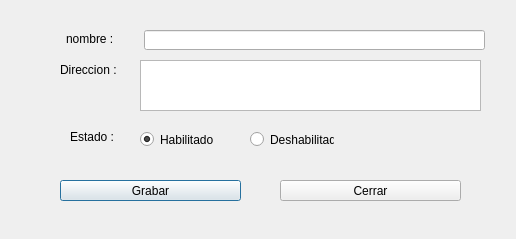
Old version of the form PA_Final/fmrnewlocal.ui in the repository VictorSanchezS/Paradigmas-de-Programacion.
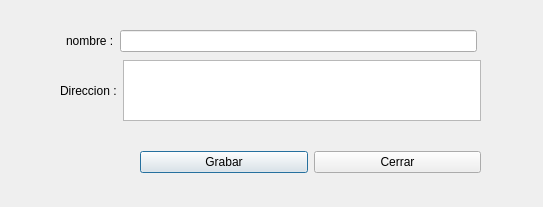
New version of the form.

The edit to the form file:
```diff
--- a/PA_Final/fmrnewlocal.ui
+++ b/PA_Final/fmrnewlocal.ui
@@ -6,126 +6,82 @@
    <rect>
     <x>0</x>
     <y>0</y>
-    <width>516</width>
-    <height>239</height>
+    <width>543</width>
+    <height>207</height>
    </rect>
   </property>
   <property name="windowTitle">
    <string>Registro de Nuevo Local</string>
   </property>
-  <widget class="QPushButton" name="cmdGrabar">
+  <widget class="QWidget" name="">
    <property name="geometry">
     <rect>
-     <x>60</x>
-     <y>180</y>
-     <width>181</width>
-     <height>21</height>
+     <x>140</x>
+     <y>150</y>
+     <width>341</width>
+     <height>25</height>
     </rect>
    </property>
-   <property name="text">
-    <string>Grabar</string>
-   </property>
+   <layout class="QHBoxLayout" name="horizontalLayout">
+    <item>
+     <widget class="QPushButton" name="cmdGrabar">
+      <property name="text">
+       <string>Grabar</string>
+      </property>
+     </widget>
+    </item>
+    <item>
+     <widget class="QPushButton" name="CmdCerrar">
+      <property name="text">
+       <string>Cerrar</string>
+      </property>
+     </widget>
+    </item>
+   </layout>
   </widget>
-  <widget class="QPushButton" name="CmdCerrar">
-   <property name="geometry">
-    <rect>
-     <x>280</x>
-     <y>180</y>
-     <width>181</width>
-     <height>21</height>
-    </rect>
-   </property>
-   <property name="text">
-    <string>Cerrar</string>
-   </property>
-  </widget>
-  <widget class="QLabel" name="label">
+  <widget class="QWidget" name="">
    <property name="geometry">
     <rect>
      <x>66</x>
-     <y>32</y>
-     <width>47</width>
-     <height>13</height>
-    </rect>
-   </property>
-   <property name="text">
-    <string>nombre :</string>
-   </property>
-  </widget>
-  <widget class="QLineEdit" name="txtNombre">
-   <property name="geometry">
-    <rect>
-     <x>144</x>
      <y>30</y>
-     <width>341</width>
-     <height>20</height>
+     <width>411</width>
+     <height>22</height>
     </rect>
    </property>
+   <layout class="QHBoxLayout" name="horizontalLayout_2">
+    <item>
+     <widget class="QLabel" name="label">
+      <property name="text">
+       <string>nombre :</string>
+      </property>
+     </widget>
+    </item>
+    <item>
+     <widget class="QLineEdit" name="txtNombre"/>
+    </item>
+   </layout>
   </widget>
-  <widget class="QLabel" name="label_2">
+  <widget class="QWidget" name="">
    <property name="geometry">
     <rect>
      <x>60</x>
      <y>60</y>
-     <width>61</width>
-     <height>20</height>
+     <width>421</width>
+     <height>61</height>
     </rect>
    </property>
-   <property name="text">
-    <string>Direccion :</string>
-   </property>
-  </widget>
-  <widget class="QRadioButton" name="rbHabilitado">
-   <property name="geometry">
-    <rect>
-     <x>140</x>
-     <y>130</y>
-     <width>84</width>
-     <height>19</height>
-    </rect>
-   </property>
-   <property name="text">
-    <string>Habilitado</string>
-   </property>
-   <property name="checked">
-    <bool>true</bool>
-   </property>
-  </widget>
-  <widget class="QRadioButton" name="rbDeshabilitado">
-   <property name="geometry">
-    <rect>
-     <x>250</x>
-     <y>130</y>
-     <width>84</width>
-     <height>19</height>
-    </rect>
-   </property>
-   <property name="text">
-    <string>Deshabilitado</string>
-   </property>
-  </widget>
-  <widget class="QLabel" name="label_3">
-   <property name="geometry">
-    <rect>
-     <x>70</x>
-     <y>130</y>
-     <width>47</width>
-     <height>13</height>
-    </rect>
-   </property>
-   <property name="text">
-    <string>Estado :</string>
-   </property>
-  </widget>
-  <widget class="QTextEdit" name="teDireccion">
-   <property name="geometry">
-    <rect>
-     <x>140</x>
-     <y>60</y>
-     <width>341</width>
-     <height>51</height>
-    </rect>
-   </property>
+   <layout class="QHBoxLayout" name="horizontalLayout_3">
+    <item>
+     <widget class="QLabel" name="label_2">
+      <property name="text">
+       <string>Direccion :</string>
+      </property>
+     </widget>
+    </item>
+    <item>
+     <widget class="QTextEdit" name="teDireccion"/>
+    </item>
+   </layout>
   </widget>
  </widget>
  <resources/>
```
